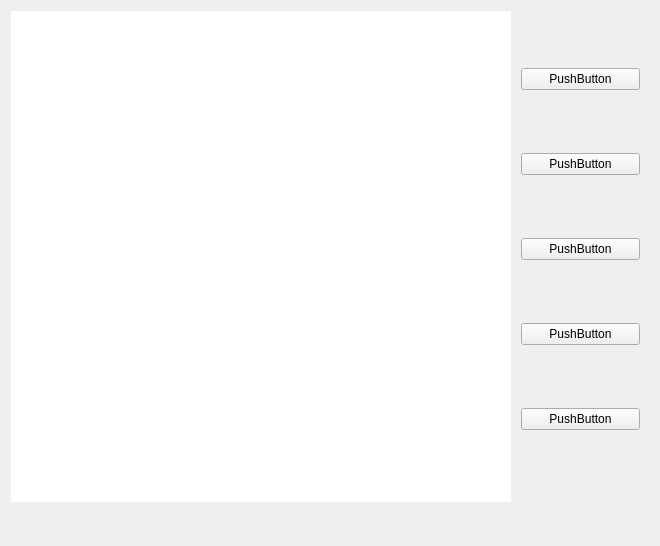
This is mainwindow.ui in QvQQ/gobang2 as Qt 5 draws it before an edit. The edited form follows.
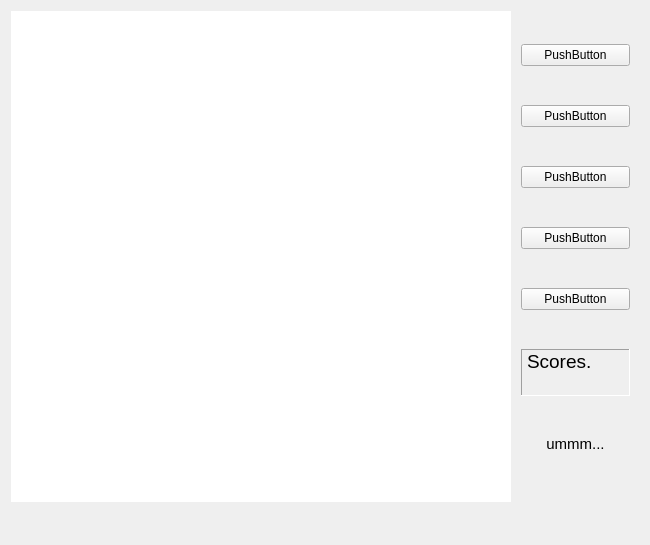
This is the edited form.

Patch:
```diff
--- a/mainwindow.ui
+++ b/mainwindow.ui
@@ -6,10 +6,16 @@
    <rect>
     <x>0</x>
     <y>0</y>
-    <width>660</width>
-    <height>546</height>
+    <width>650</width>
+    <height>545</height>
    </rect>
   </property>
+  <property name="sizePolicy">
+   <sizepolicy hsizetype="Fixed" vsizetype="Fixed">
+    <horstretch>0</horstretch>
+    <verstretch>0</verstretch>
+   </sizepolicy>
+  </property>
   <property name="windowTitle">
    <string>MainWindow</string>
   </property>
@@ -19,11 +25,11 @@
      <rect>
       <x>0</x>
       <y>0</y>
-      <width>661</width>
+      <width>651</width>
       <height>502</height>
      </rect>
     </property>
-    <layout class="QHBoxLayout" name="horizontalLayout" stretch="9,5">
+    <layout class="QHBoxLayout" name="horizontalLayout" stretch="0,0">
      <property name="spacing">
       <number>0</number>
      </property>
@@ -119,7 +125,7 @@
          <property name="sizePolicy">
           <sizepolicy hsizetype="Minimum" vsizetype="Fixed">
            <horstretch>2</horstretch>
-           <verstretch>0</verstretch>
+           <verstretch>1</verstretch>
           </sizepolicy>
          </property>
          <property name="text">
@@ -140,6 +146,57 @@
          </property>
         </widget>
        </item>
+       <item>
+        <widget class="QLabel" name="score_label">
+         <property name="sizePolicy">
+          <sizepolicy hsizetype="Preferred" vsizetype="Fixed">
+           <horstretch>0</horstretch>
+           <verstretch>0</verstretch>
+          </sizepolicy>
+         </property>
+         <property name="font">
+          <font>
+           <pointsize>14</pointsize>
+           <weight>50</weight>
+           <bold>false</bold>
+          </font>
+         </property>
+         <property name="frameShape">
+          <enum>QFrame::Panel</enum>
+         </property>
+         <property name="frameShadow">
+          <enum>QFrame::Sunken</enum>
+         </property>
+         <property name="text">
+          <string>Scores.
+</string>
+         </property>
+        </widget>
+       </item>
+       <item>
+        <widget class="QLabel" name="label">
+         <property name="sizePolicy">
+          <sizepolicy hsizetype="Preferred" vsizetype="Fixed">
+           <horstretch>0</horstretch>
+           <verstretch>0</verstretch>
+          </sizepolicy>
+         </property>
+         <property name="font">
+          <font>
+           <pointsize>11</pointsize>
+          </font>
+         </property>
+         <property name="text">
+          <string>ummm...</string>
+         </property>
+         <property name="textFormat">
+          <enum>Qt::PlainText</enum>
+         </property>
+         <property name="alignment">
+          <set>Qt::AlignCenter</set>
+         </property>
+        </widget>
+       </item>
       </layout>
      </item>
     </layout>
```
Left out of the diff: 2 changed lines with no effect on the pictures.
